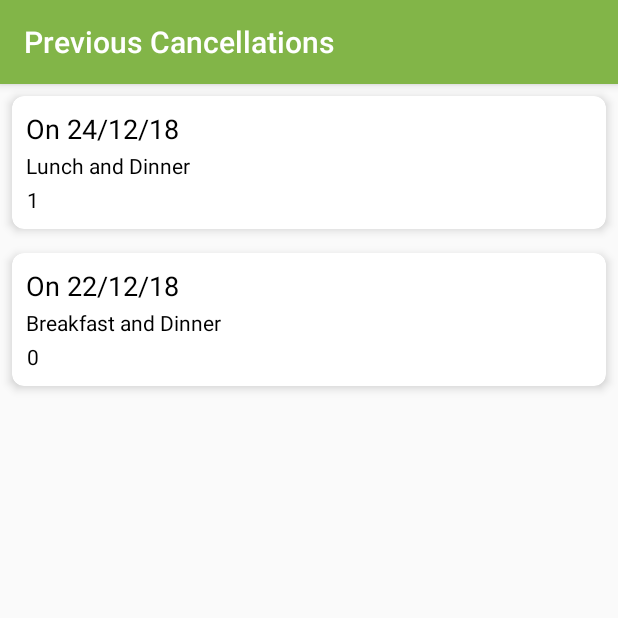
After one commit to shreyash-jain/sattvikapp-1-12-18, an Android app: the CancelList screen opened directly, with no data from a screen before it, on a phone screen of 412 x 824 dp, the top half of it. The commit adds this screen. Run offline under Robolectric (Android 15) with nearby library versions, the phone set to English and light mode, and no system bars.

Commit message:
added recycler view with cardview for cancel list

```diff
--- a/app/src/main/AndroidManifest.xml
+++ b/app/src/main/AndroidManifest.xml
@@ -66,7 +66,12 @@
             android:theme="@style/AppTheme.NoActionBar" />
         <activity android:name=".RegistrationConfirmation" />
         <activity android:name=".MainCancel" />
+        <activity android:name=".CancelList"
+            android:screenOrientation="portrait"
 
+            android:label="Previous Cancellations">
+
+        </activity>
     </application>
 
 </manifest>
--- /dev/null
+++ b/app/src/main/java/com/example/shreyash/myapplication/CancelList.java
@@ -0,0 +1,38 @@
+package com.example.shreyash.myapplication;
+
+import android.support.v7.app.AppCompatActivity;
+import android.os.Bundle;
+import android.support.v7.widget.LinearLayoutManager;
+import android.support.v7.widget.RecyclerView;
+import android.support.v7.widget.Toolbar;
+
+import java.util.ArrayList;
+import java.util.List;
+
+public class CancelList extends AppCompatActivity {
+
+    List<CancelListItem> cancelList;
+
+    //the recyclerview
+    RecyclerView recyclerView;
+
+    @Override
+    protected void onCreate(Bundle savedInstanceState) {
+        super.onCreate(savedInstanceState);
+        setContentView(R.layout.activity_cancel_list);
+
+        recyclerView = (RecyclerView) findViewById(R.id.recyclerViewcCancel);
+
+        recyclerView.setLayoutManager(new LinearLayoutManager(this));
+
+        cancelList=new ArrayList<>();
+        cancelList.add(
+                new CancelListItem(1,"Lunch and Dinner","On 24/12/18")
+        );
+        cancelList.add(
+                new CancelListItem(0,"Breakfast and Dinner","On 22/12/18")
+        );
+        CancellationAdapter adapter = new CancellationAdapter(this, cancelList);
+        recyclerView.setAdapter(adapter);
+    }
+}
--- /dev/null
+++ b/app/src/main/java/com/example/shreyash/myapplication/CancelListItem.java
@@ -0,0 +1,26 @@
+package com.example.shreyash.myapplication;
+
+public class CancelListItem {
+    int status;
+    String diets;
+    String can_date;
+
+
+    public CancelListItem(int status,String diets, String can_date){
+        this.status=status;
+        this.diets=diets;
+        this.can_date=can_date;
+    }
+
+    public int getStatus() {
+        return status;
+    }
+
+    public String getCan_date() {
+        return can_date;
+    }
+
+    public String getDiets() {
+        return diets;
+    }
+}
--- /dev/null
+++ b/app/src/main/java/com/example/shreyash/myapplication/CancellationAdapter.java
@@ -0,0 +1,61 @@
+package com.example.shreyash.myapplication;
+
+import android.content.Context;
+import android.support.v7.widget.RecyclerView;
+import android.view.LayoutInflater;
+import android.view.View;
+import android.view.ViewGroup;
+import android.widget.ImageView;
+import android.widget.TextView;
+import java.util.List;
+
+public class CancellationAdapter extends RecyclerView.Adapter<CancellationAdapter.CancellationViewHolder> {
+
+
+    //this context we will use to inflate the layout
+    private Context mCtx;
+
+    //we are storing all the products in a list
+    private List<CancelListItem> cancelList;
+
+
+    public CancellationAdapter(Context mCtx,  List<CancelListItem> cancelList) {
+        this.mCtx = mCtx;
+        this.cancelList = cancelList;
+    }
+    @Override
+    public CancellationViewHolder onCreateViewHolder(ViewGroup parent, int viewType) {
+        LayoutInflater inflater = LayoutInflater.from(mCtx);
+        View view = inflater.inflate(R.layout.cancel_card, parent, false);
+        return new CancellationViewHolder(view);
+    }
+
+    @Override
+    public void onBindViewHolder(CancellationViewHolder holder, int position) {
+        //getting the product of the specified position
+        CancelListItem cancelitem = cancelList.get(position);
+
+        //binding the data with the viewholder views
+        holder.textViewDate.setText(String.valueOf(cancelitem.getCan_date()));
+        holder.textViewDiets.setText(String.valueOf(cancelitem.getDiets()));
+        holder.textStatus.setText(String.valueOf(cancelitem.getStatus()));
+
+
+    }
+
+    @Override
+    public int getItemCount() {
+        return cancelList.size();
+    }
+
+    public class CancellationViewHolder extends RecyclerView.ViewHolder {
+        TextView textViewDate,textViewDiets,textStatus;
+        public CancellationViewHolder(View itemView) {
+            super(itemView);
+
+            textStatus=itemView.findViewById(R.id.list_status);
+            textViewDate=itemView.findViewById(R.id.list_date);
+            textViewDiets=itemView.findViewById(R.id.list_diets);
+        }
+    }
+}
--- a/app/src/main/java/com/example/shreyash/myapplication/Dashboard.java
+++ b/app/src/main/java/com/example/shreyash/myapplication/Dashboard.java
@@ -8,11 +8,13 @@ import android.content.SharedPreferences;
 import android.os.Bundle;
 import android.support.design.widget.NavigationView;
 import android.support.v4.app.Fragment;
+import android.support.v4.app.FragmentManager;
 import android.support.v4.app.FragmentTransaction;
 import android.support.v4.view.GravityCompat;
 import android.support.v4.widget.DrawerLayout;
 import android.support.v7.app.ActionBarDrawerToggle;
 import android.support.v7.app.AppCompatActivity;
+import android.support.v7.widget.CardView;
 import android.support.v7.widget.Toolbar;
 import android.view.MenuItem;
 import android.view.View;
@@ -44,6 +46,9 @@ public class Dashboard extends AppCompatActivity
             showAlertDialog(Dashboard.this, "No Internet Connection",
                     "You don't have internet connection.", false);
         }
+
+
+
 
 
 
--- a/app/src/main/java/com/example/shreyash/myapplication/FragmentBoard.java
+++ b/app/src/main/java/com/example/shreyash/myapplication/FragmentBoard.java
@@ -88,15 +88,18 @@ public class FragmentBoard extends Fragment  {
         final CardView card_cancel=rootview.findViewById(R.id.cv);
         final CardView card_feedback=rootview.findViewById(R.id.cv2);
 
-        card_cancel.setOnClickListener(new View.OnClickListener() {
+       card_cancel.setOnClickListener(new View.OnClickListener() {
             @Override
             public void onClick(View v) {
                 Fragment fragment = new FragmentCancel();
                 FragmentManager fragmentManager = getActivity().getSupportFragmentManager();
                 FragmentTransaction fragmentTransaction = fragmentManager.beginTransaction();
                 fragmentTransaction.replace(R.id.content_frame, fragment);
-                fragmentTransaction.addToBackStack(null);
+
                 fragmentTransaction.commit();
+
+
+
             }
         });
         card_feedback.setOnClickListener(new View.OnClickListener() {
@@ -106,10 +109,12 @@ public class FragmentBoard extends Fragment  {
                 FragmentManager fragmentManager = getActivity().getSupportFragmentManager();
                 FragmentTransaction fragmentTransaction = fragmentManager.beginTransaction();
                 fragmentTransaction.replace(R.id.content_frame, fragment);
-                fragmentTransaction.addToBackStack(null);
+
                 fragmentTransaction.commit();
+
             }
         });
+
 
 
 
--- a/app/src/main/java/com/example/shreyash/myapplication/FragmentCancel.java
+++ b/app/src/main/java/com/example/shreyash/myapplication/FragmentCancel.java
@@ -63,6 +63,7 @@ import static android.support.constraint.Constraints.TAG;
 
 public class FragmentCancel extends Fragment {
     private TextView displayDate;
+    private  TextView viewallcancel;
     long tdiff;
 
     private DatePickerDialog.OnDateSetListener mDateSetListener;
@@ -74,6 +75,14 @@ public class FragmentCancel extends Fragment {
         final int year = calendar.get(Calendar.YEAR);
         final int month = calendar.get(Calendar.MONTH);
         final int day = calendar.get(Calendar.DAY_OF_MONTH);
+        viewallcancel=rootview.findViewById(R.id.view_more);
+        viewallcancel.setOnClickListener(new View.OnClickListener() {
+            @Override
+            public void onClick(View v) {
+                Intent i = new Intent(getActivity(), CancelList.class);
+                startActivity(i);
+            }
+        });
 
 
        // checkTimeServer();
--- /dev/null
+++ b/app/src/main/res/layout/activity_cancel_list.xml
@@ -0,0 +1,20 @@
+<?xml version="1.0" encoding="utf-8"?>
+<RelativeLayout xmlns:android="http://schemas.android.com/apk/res/android"
+    xmlns:app="http://schemas.android.com/apk/res-auto"
+    xmlns:tools="http://schemas.android.com/tools"
+    android:layout_width="match_parent"
+    android:layout_height="match_parent"
+    tools:context=".CancelList">
+    <android.support.v7.widget.Toolbar
+        android:id="@+id/toolbar_actionbar"
+        android:background="@null"
+        android:layout_width="match_parent"
+        android:layout_height="?actionBarSize"
+        android:fitsSystemWindows="true" />
+
+    <android.support.v7.widget.RecyclerView
+        android:id="@+id/recyclerViewcCancel"
+        android:layout_width="match_parent"
+        android:layout_height="match_parent" />
+
+</RelativeLayout>
--- /dev/null
+++ b/app/src/main/res/layout/cancel_card.xml
@@ -0,0 +1,40 @@
+<?xml version="1.0" encoding="utf-8"?>
+<android.support.v7.widget.CardView
+    xmlns:android="http://schemas.android.com/apk/res/android"
+
+    xmlns:app="http://schemas.android.com/apk/res-auto"
+    android:layout_width="match_parent"
+    android:layout_height="wrap_content"
+    android:layout_margin="8dp"
+    android:padding="8dp"
+    app:cardCornerRadius="8dp"
+    app:cardElevation="4dp">
+
+    <LinearLayout
+        android:layout_width="match_parent"
+        android:layout_height="wrap_content"
+        android:padding="8dp"
+        android:orientation="vertical">
+        <TextView
+            android:id="@+id/list_date"
+            android:layout_width="match_parent"
+            android:layout_height="wrap_content"
+            android:padding="1dp"
+            android:textColor="@android:color/black"
+            android:textSize="18sp" />
+        <TextView
+            android:id="@+id/list_diets"
+            android:layout_width="match_parent"
+            android:layout_height="wrap_content"
+            android:padding="1dp"
+            android:textColor="@android:color/black" />
+        <TextView
+            android:id="@+id/list_status"
+            android:layout_width="match_parent"
+            android:layout_height="wrap_content"
+            android:padding="2dp"
+            android:textColor="@android:color/black" />
+
+    </LinearLayout>
+
+</android.support.v7.widget.CardView>
--- a/app/src/main/res/layout/fragment_board.xml
+++ b/app/src/main/res/layout/fragment_board.xml
@@ -951,6 +951,8 @@
         </LinearLayout>
 
 
+
+
     </LinearLayout>
 
 </ScrollView>
--- a/app/src/main/res/layout/fragment_cancel.xml
+++ b/app/src/main/res/layout/fragment_cancel.xml
@@ -258,6 +258,17 @@
 
 
     </android.support.v7.widget.CardView>
+    <TextView
+        android:layout_width="match_parent"
+        android:layout_height="wrap_content"
+        android:id="@+id/view_more"
+        android:padding="12dp"
+        android:gravity="end"
+        android:textStyle="bold"
+        android:textSize="16dp"
+        android:layout_gravity="left"
+        android:text="View all cancel requests >"
+        />
 
 
 </LinearLayout>
```
